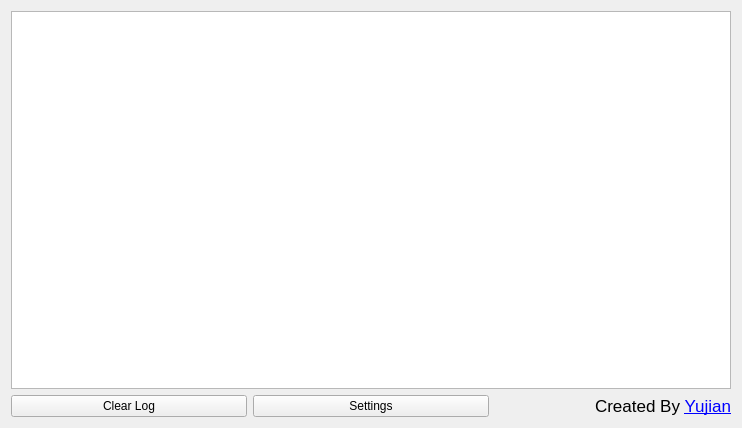
Above: mainwindow.ui from yyjhao/IVLEDownloader before the change. Below: the same form after it.
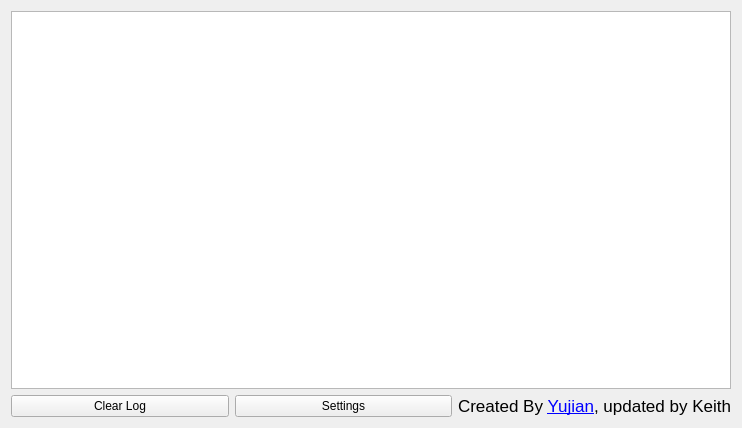
That is the form after the change. Icons and pictures are not drawn.

Diff of the .ui file:
```diff
--- a/mainwindow.ui
+++ b/mainwindow.ui
@@ -48,8 +48,8 @@
          <string>&lt;!DOCTYPE HTML PUBLIC &quot;-//W3C//DTD HTML 4.0//EN&quot; &quot;http://www.w3.org/TR/REC-html40/strict.dtd&quot;&gt;
 &lt;html&gt;&lt;head&gt;&lt;meta name=&quot;qrichtext&quot; content=&quot;1&quot; /&gt;&lt;style type=&quot;text/css&quot;&gt;
 p, li { white-space: pre-wrap; }
-&lt;/style&gt;&lt;/head&gt;&lt;body style=&quot; font-family:'Lucida Grande'; font-size:13pt; font-weight:400; font-style:normal;&quot;&gt;
-&lt;p style=&quot; margin-top:0px; margin-bottom:0px; margin-left:0px; margin-right:0px; -qt-block-indent:0; text-indent:0px;&quot;&gt;Created By &lt;a href=&quot;http://yjyao.com&quot;&gt;&lt;span style=&quot; text-decoration: underline; color:#0000ff;&quot;&gt;Yujian&lt;/span&gt;&lt;/a&gt;&lt;/p&gt;&lt;/body&gt;&lt;/html&gt;</string>
+&lt;/style&gt;&lt;/head&gt;&lt;body style=&quot; font-family:'.SF NS Text'; font-size:13pt; font-weight:400; font-style:normal;&quot;&gt;
+&lt;p style=&quot; margin-top:0px; margin-bottom:0px; margin-left:0px; margin-right:0px; -qt-block-indent:0; text-indent:0px;&quot;&gt;&lt;span style=&quot; font-family:'Lucida Grande';&quot;&gt;Created By &lt;/span&gt;&lt;a href=&quot;http://yjyao.com&quot;&gt;&lt;span style=&quot; font-family:'Lucida Grande'; text-decoration: underline; color:#0000ff;&quot;&gt;Yujian&lt;/span&gt;&lt;/a&gt;&lt;span style=&quot; font-family:'Lucida Grande';&quot;&gt;, updated by Keith&lt;/span&gt;&lt;/p&gt;&lt;/body&gt;&lt;/html&gt;</string>
         </property>
         <property name="alignment">
          <set>Qt::AlignRight|Qt::AlignTrailing|Qt::AlignVCenter</set>
```
